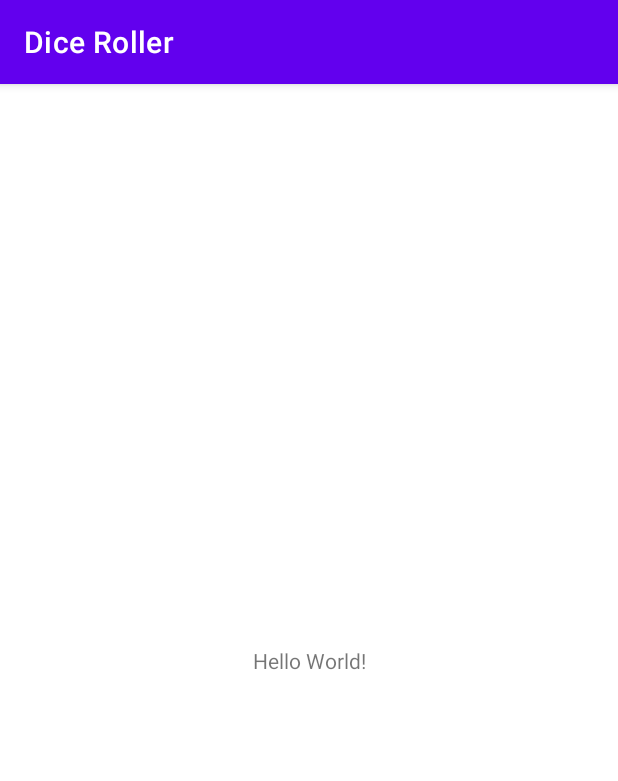
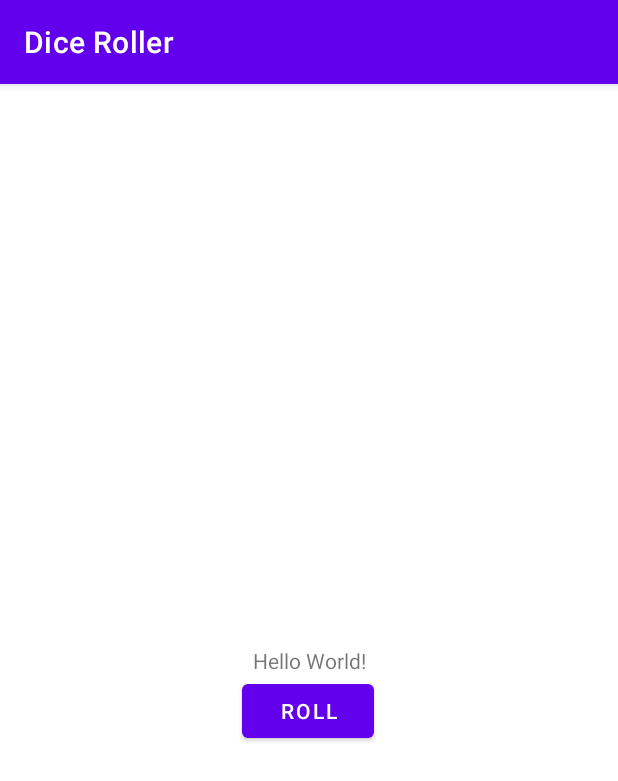
Before and after one commit to MahreenAthar/DiceRollerApp-Kotlin-Android, an Android app: the screen it shows after launch (MainActivity), on a phone screen of 412 x 824 dp. Shown: the top 781 px of the screen. Run offline under Robolectric (Android 15) with nearby library versions, the phone set to English and light mode, and no system bars.

Commit message:
Added Button & changed it to "Roll"

```diff
--- a/app/src/main/res/layout/activity_main.xml
+++ b/app/src/main/res/layout/activity_main.xml
@@ -7,6 +7,7 @@
     tools:context=".MainActivity">
 
     <TextView
+        android:id="@+id/textView"
         android:layout_width="wrap_content"
         android:layout_height="wrap_content"
         android:text="Hello World!"
@@ -15,4 +16,14 @@
         app:layout_constraintRight_toRightOf="parent"
         app:layout_constraintTop_toTopOf="parent" />
 
+    <Button
+        android:id="@+id/button"
+        android:layout_width="wrap_content"
+        android:layout_height="wrap_content"
+        android:text="Roll"
+        app:layout_constraintEnd_toEndOf="parent"
+        app:layout_constraintHorizontal_bias="0.498"
+        app:layout_constraintStart_toStartOf="parent"
+        app:layout_constraintTop_toBottomOf="@+id/textView" />
+
 </androidx.constraintlayout.widget.ConstraintLayout>
```
